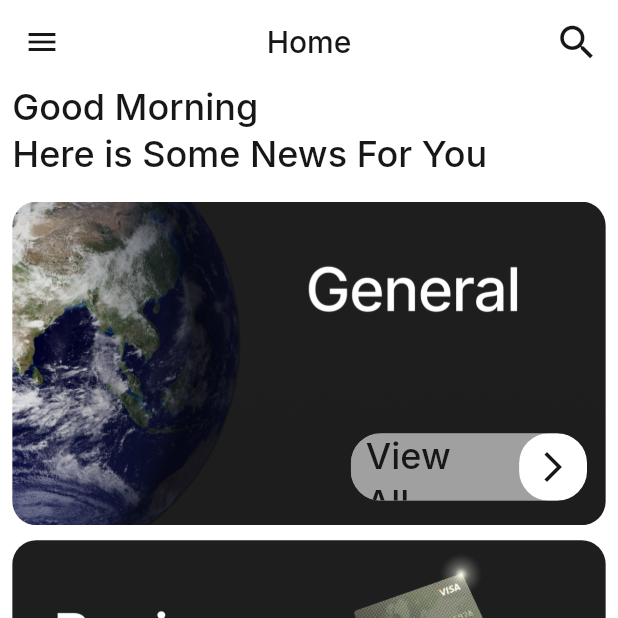
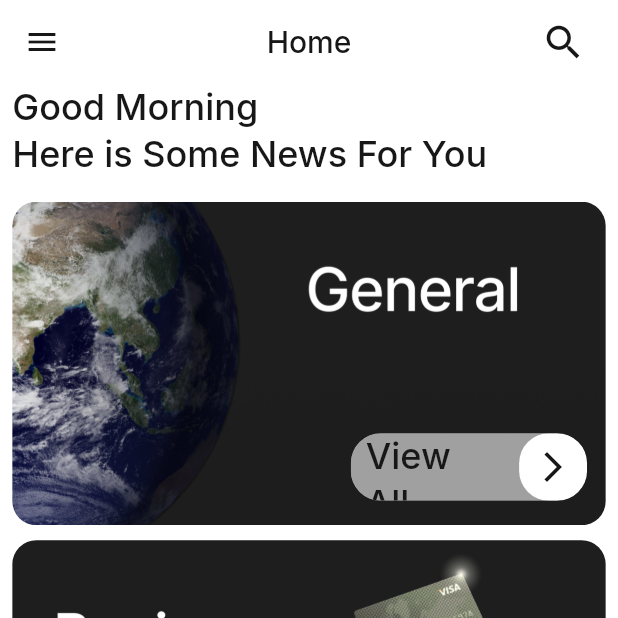
Before and after one commit to rowansherif/news_app, a Flutter app: the screen it shows after launch, on a phone screen of 412 x 824 dp, the top half of it. Run offline on Flutter 3.47's test engine with Material 3 defaults, Android fonts, the phone set to English and light mode, and no system bars; drawn by our look-alikes of toggle_switch; our stand-ins replace cached_network_image, google_fonts, timeago, webview_flutter.

```diff
--- a/lib/ui/home/home_screen.dart
+++ b/lib/ui/home/home_screen.dart
@@ -1,6 +1,7 @@
 import 'package:flutter/material.dart';
 import 'package:news_app/models/category_model.dart';
 import 'package:news_app/ui/home/drawer/home_drawer.dart';
+import 'package:news_app/ui/home/search/search_screen.dart';
 import 'package:news_app/utils/app_colors.dart';
 import 'category/category_details.dart';
 import 'category/category_fragment.dart';
@@ -20,7 +21,11 @@ class _HomeScreenState extends State<HomeScreen> {
       appBar: AppBar(
         title: Text(selectedCategory?.title ?? 'Home'),
         actions: [
-          Icon(Icons.search),
+          IconButton(
+              onPressed: (){
+                Navigator.pushReplacementNamed(context, SearchScreen.routeName);
+              }, icon: Icon(Icons.search,
+          size: 30,)),
           SizedBox(width: width * 0.03,)
         ],
       ),
```
